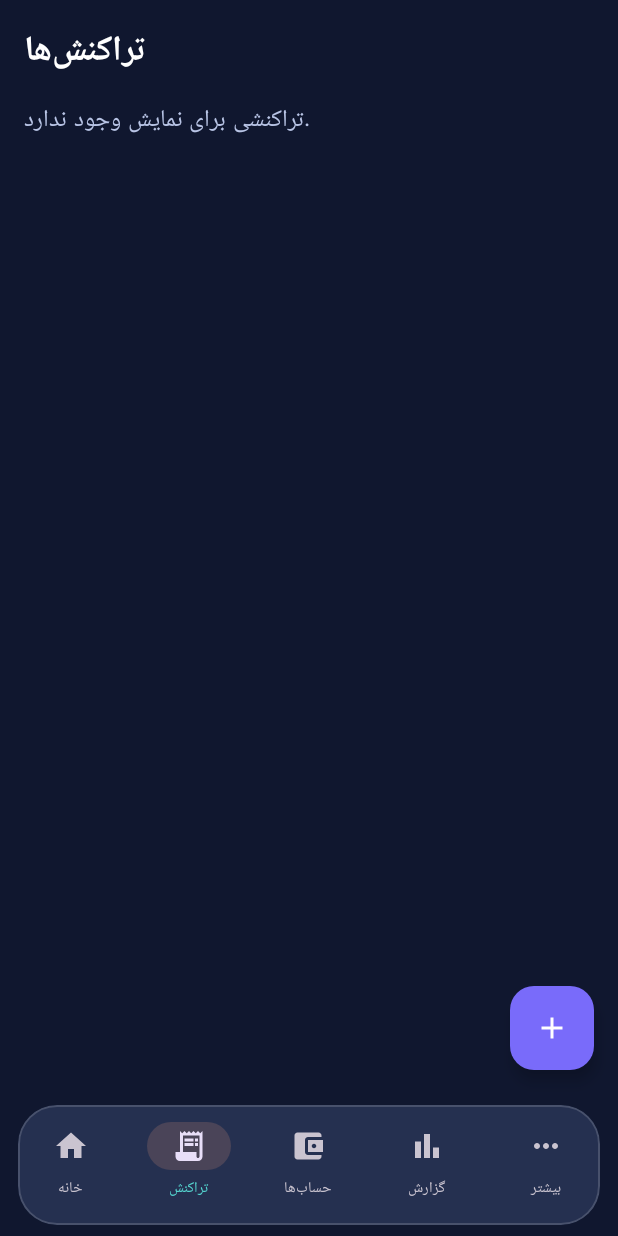
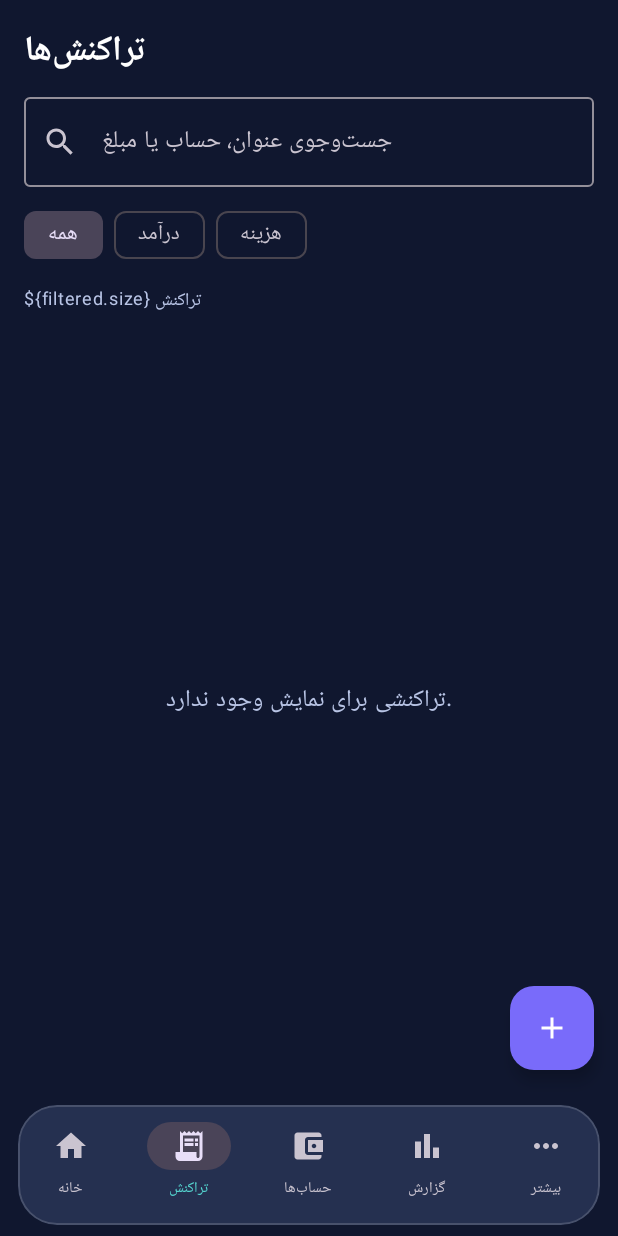
Before and after one commit to striran/family-finance-android, an Android app built with Jetpack Compose: the screen it shows after launch (MainActivity), item 2 of the bottom bar chosen, on a phone screen of 412 x 824 dp. Run offline under Robolectric (Android 15) with nearby library versions, the phone set to English and light mode, and no system bars.

Commit message:
Add transaction search and income-expense filters

```diff
--- a/app/src/main/java/ir/striran/familyfinance/MainActivity.kt
+++ b/app/src/main/java/ir/striran/familyfinance/MainActivity.kt
@@ -209,7 +209,27 @@ fun FinanceApp(db: FinanceDatabase, onExport: () -> Unit, onImport: () -> Unit)
     GlassCard(dark=dark){Row(verticalAlignment=Alignment.CenterVertically){Surface(shape=RoundedCornerShape(13.dp),color=(if(t.type=="درآمد") aqua else pink).copy(alpha=.15f)){Icon(if(t.type=="درآمد") Icons.Default.ArrowDownward else Icons.Default.ArrowUpward,null,tint=if(t.type=="درآمد") aqua else pink,modifier=Modifier.padding(10.dp))};Spacer(Modifier.width(10.dp));Column(Modifier.weight(1f)){Text(t.category,color=fg,fontWeight=FontWeight.SemiBold);Text("${t.memberName} · ${t.accountName} · ${jalali(t.createdAt)}",color=sub,fontSize=10.sp);if(t.note.isNotBlank())Text(t.note,color=sub,fontSize=11.sp)};Text((if(t.type=="درآمد") "+" else "−")+money(t.amount),color=if(t.type=="درآمد") aqua else pink,fontSize=11.sp,fontWeight=FontWeight.Bold)};if(onEdit!=null&&onDelete!=null){Row(Modifier.fillMaxWidth(),horizontalArrangement=Arrangement.End){TextButton(onClick=onEdit){Text("ویرایش")};TextButton(onClick=onDelete){Text("حذف",color=pink)}}}}
 }
 @Composable private fun TransactionsPage(p:PaddingValues,txs:List<FinanceTransaction>,fg:Color,sub:Color,dark:Boolean,onEdit:(FinanceTransaction)->Unit,onDelete:(FinanceTransaction)->Unit){
-    Column(Modifier.fillMaxSize().padding(p).background(if(dark)midnight else Color(0xFFF1F3FC)).padding(16.dp)){Text("تراکنش‌ها",color=fg,fontSize=23.sp,fontWeight=FontWeight.Bold);Spacer(Modifier.height(12.dp));if(txs.isEmpty())Text("تراکنشی برای نمایش وجود ندارد.",color=sub) else LazyColumn(verticalArrangement=Arrangement.spacedBy(9.dp)){items(txs,key={it.id}){TxRow(it,fg,sub,dark,{onEdit(it)},{onDelete(it)})}}}
+    var query by remember { mutableStateOf("") }
+    var filter by remember { mutableStateOf("همه") }
+    val filtered = txs.filter { t ->
+        val matchesQuery = query.isBlank() || listOf(t.category,t.note,t.accountName,t.memberName,money(t.amount)).any { it.contains(query.trim(),ignoreCase=true) }
+        val matchesType = filter=="همه" || t.type==filter
+        matchesQuery && matchesType
+    }
+    Column(Modifier.fillMaxSize().padding(p).background(if(dark)midnight else Color(0xFFF1F3FC)).padding(16.dp)){
+        Text("تراکنش‌ها",color=fg,fontSize=23.sp,fontWeight=FontWeight.Bold)
+        Spacer(Modifier.height(10.dp))
+        OutlinedTextField(value=query,onValueChange={query=it},modifier=Modifier.fillMaxWidth(),singleLine=true,placeholder={Text("جست‌وجوی عنوان، حساب یا مبلغ")},leadingIcon={Icon(Icons.Default.Search,null)},keyboardOptions=KeyboardOptions(keyboardType=KeyboardType.Text))
+        Spacer(Modifier.height(8.dp))
+        Row(horizontalArrangement=Arrangement.spacedBy(7.dp)){
+            listOf("همه","درآمد","هزینه").forEach { type -> FilterChip(selected=filter==type,onClick={filter=type},label={Text(type)}) }
+        }
+        Spacer(Modifier.height(8.dp))
+        Text("\${filtered.size} تراکنش",color=sub,fontSize=12.sp)
+        Spacer(Modifier.height(8.dp))
+        if(filtered.isEmpty()) Box(Modifier.fillMaxSize(),contentAlignment=Alignment.Center){Text(if(txs.isEmpty())"تراکنشی برای نمایش وجود ندارد." else "نتیجه‌ای برای جست‌وجوی شما پیدا نشد.",color=sub)}
+        else LazyColumn(verticalArrangement=Arrangement.spacedBy(9.dp)){items(filtered,key={it.id}){TxRow(it,fg,sub,dark,{onEdit(it)},{onDelete(it)})}}
+    }
 }
 @Composable private fun AccountsPage(p:PaddingValues,accounts:List<FinanceAccount>,fg:Color,sub:Color,dark:Boolean,onMember:()->Unit,onAccount:()->Unit,onTransfer:()->Unit){
     Column(Modifier.fillMaxSize().padding(p).background(if(dark)midnight else Color(0xFFF1F3FC)).padding(16.dp)){Text("حساب‌های خانواده",color=fg,fontSize=23.sp,fontWeight=FontWeight.Bold);Spacer(Modifier.height(12.dp));Row(horizontalArrangement=Arrangement.spacedBy(6.dp)){Button(onClick=onMember){Text("عضو جدید")};OutlinedButton(onClick=onAccount){Text("حساب جدید")};OutlinedButton(onClick=onTransfer){Text("انتقال")}};Spacer(Modifier.height(12.dp));accounts.forEach{a->GlassCard(dark=dark){Text(a.memberName,color=sub,fontSize=12.sp);Text(a.name,color=fg,fontWeight=FontWeight.Bold);Text(money(a.balance),color=aqua,fontSize=19.sp,fontWeight=FontWeight.Bold)}}}
```
